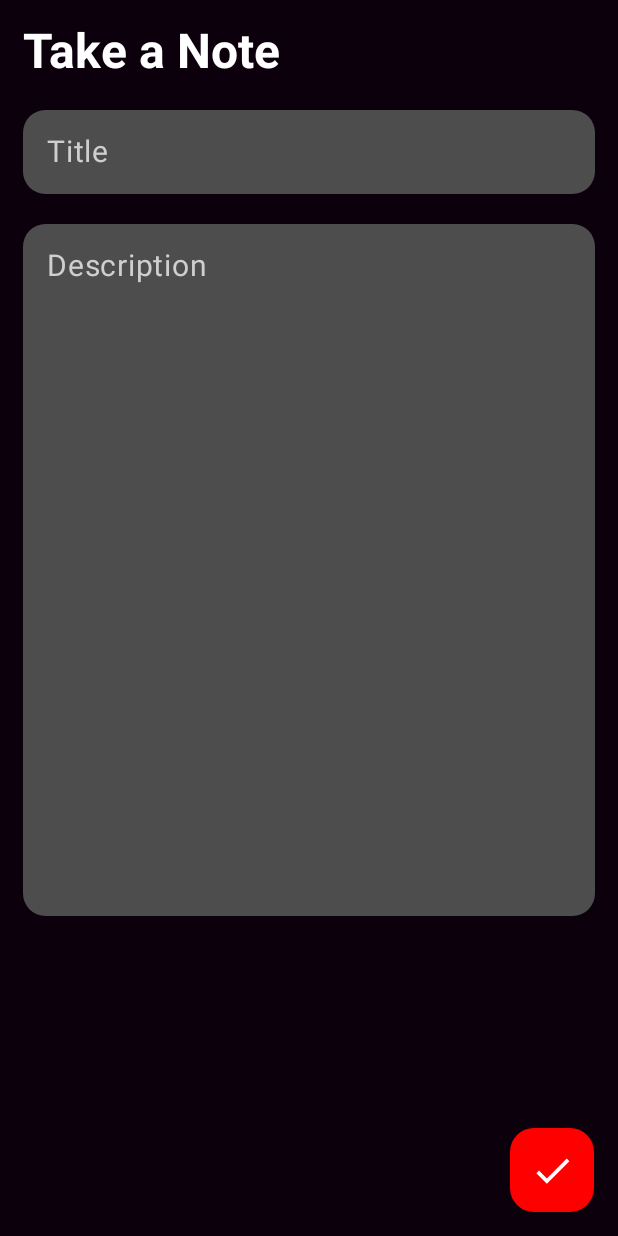
After one commit to Aksh1101/GoNote, an Android app built with Jetpack Compose: the @Preview function InsertNoteScreen, on a phone screen of 412 x 824 dp. The commit adds this screen. Run offline under Robolectric (Android 15) with nearby library versions, the phone set to English and light mode, and no system bars.

Commit message:
Initial UI Done

```diff
--- a/app/src/main/java/com/example/gonote/MainActivity.kt
+++ b/app/src/main/java/com/example/gonote/MainActivity.kt
@@ -11,6 +11,7 @@ import androidx.compose.material3.Text
 import androidx.compose.runtime.Composable
 import androidx.compose.ui.Modifier
 import androidx.compose.ui.tooling.preview.Preview
+import com.example.gonote.screens.NotesScreen
 import com.example.gonote.ui.theme.GoNoteTheme
 
 class MainActivity : ComponentActivity() {
@@ -18,7 +19,7 @@ class MainActivity : ComponentActivity() {
         super.onCreate(savedInstanceState)
         enableEdgeToEdge()
         setContent {
-
+            NotesScreen()
         }
     }
 }
--- /dev/null
+++ b/app/src/main/java/com/example/gonote/screens/InsertNoteScreen.kt
@@ -0,0 +1,96 @@
+package com.example.gonote.screens
+
+import androidx.compose.foundation.background
+import androidx.compose.foundation.layout.Box
+import androidx.compose.foundation.layout.Column
+import androidx.compose.foundation.layout.Spacer
+import androidx.compose.foundation.layout.fillMaxHeight
+import androidx.compose.foundation.layout.fillMaxSize
+import androidx.compose.foundation.layout.fillMaxWidth
+import androidx.compose.foundation.layout.padding
+import androidx.compose.foundation.layout.size
+import androidx.compose.foundation.shape.CornerSize
+import androidx.compose.foundation.shape.RoundedCornerShape
+import androidx.compose.material.icons.Icons
+import androidx.compose.material.icons.filled.Done
+import androidx.compose.material3.FloatingActionButton
+import androidx.compose.material3.Icon
+import androidx.compose.material3.ModalBottomSheet
+import androidx.compose.material3.Scaffold
+import androidx.compose.material3.Text
+import androidx.compose.material3.TextField
+import androidx.compose.material3.TextFieldDefaults
+import androidx.compose.runtime.Composable
+import androidx.compose.ui.Modifier
+import androidx.compose.ui.graphics.Color
+import androidx.compose.ui.text.font.FontWeight
+import androidx.compose.ui.tooling.preview.Preview
+import androidx.compose.ui.unit.dp
+import androidx.compose.ui.unit.sp
+import com.example.gonote.ui.theme.Black
+import com.example.gonote.ui.theme.Grey
+import com.example.gonote.ui.theme.LightGrey
+
+@Preview
+@Composable
+fun InsertNoteScreen(){
+    Scaffold(floatingActionButton = {
+        FloatingActionButton(contentColor = Color.White, containerColor = Color.Red,
+            onClick = {})
+        {
+            Icon(imageVector = Icons.Default.Done, contentDescription = "Done",
+                modifier = Modifier.size(30.dp)
+                )
+        }
+    }) { innerPadding->
+        Box(modifier = Modifier.padding(innerPadding)
+            .fillMaxSize()
+            .background(color = Black))
+        {
+            Column(modifier = Modifier.padding(15.dp)) {
+                Text(text = "Take a Note  ",
+                    fontSize = 32.sp,
+                    color = Color.White,
+                    fontWeight = FontWeight.Bold)
+
+                Spacer(modifier = Modifier.padding(10.dp))
+
+                TextField(label = {
+                    Text(text = "Title", fontSize = 20.sp, color = LightGrey)
+                }, shape = RoundedCornerShape(corner = CornerSize(15.dp)),
+                    value = "",
+                    onValueChange = {},
+                    modifier = Modifier.fillMaxWidth(),
+                    colors = TextFieldDefaults.colors(
+                        focusedContainerColor = Grey,
+                        unfocusedContainerColor = Grey,
+                        focusedIndicatorColor = Color.Transparent,
+                        unfocusedIndicatorColor = Color.Transparent
+
+                    )
+                    )
+
+                Spacer(modifier = Modifier.padding(10.dp))
+
+                TextField(label = {
+                    Text(text = "Description", fontSize = 20.sp, color = LightGrey)
+                }, shape = RoundedCornerShape(corner = CornerSize(15.dp)),
+                    value = "",
+                    onValueChange = {},
+                    modifier = Modifier.fillMaxWidth()
+                        .fillMaxHeight(0.7f),
+                    colors = TextFieldDefaults.colors(
+                        focusedContainerColor = Grey,
+                        unfocusedContainerColor = Grey,
+                        focusedIndicatorColor = Color.Transparent,
+                        unfocusedIndicatorColor = Color.Transparent
+
+                    )
+                )
+
+
+            }
+
+        }
+    }
+}
```
Also changed, not shown: app/src/main/java/com/example/gonote/screens/NotesScreen.kt (+57 -6 lines).
